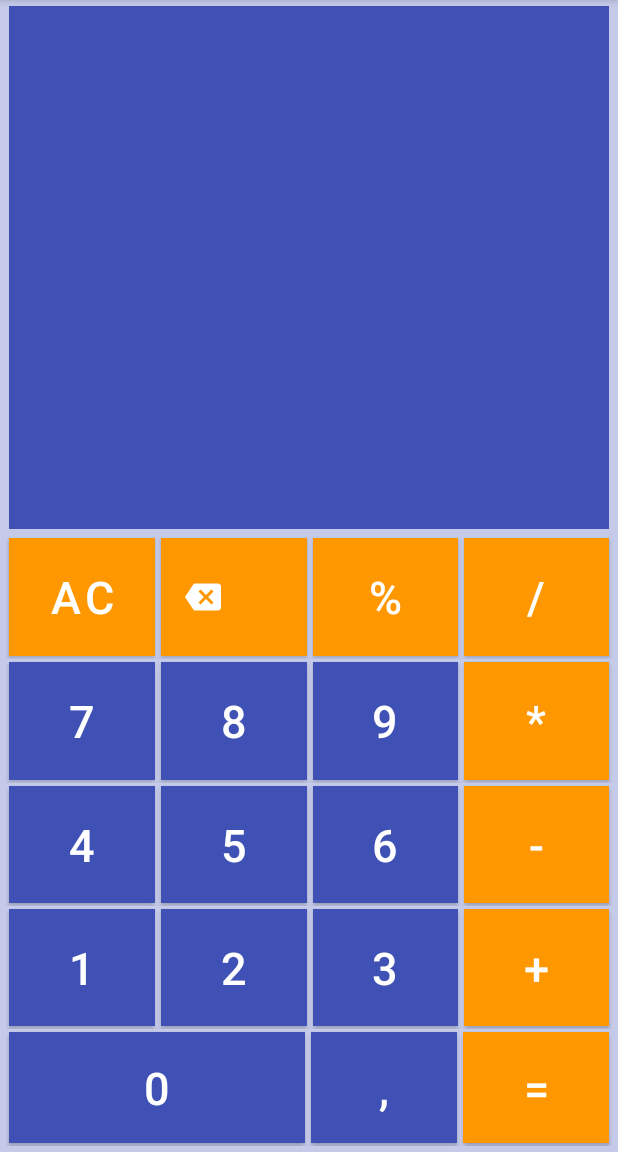
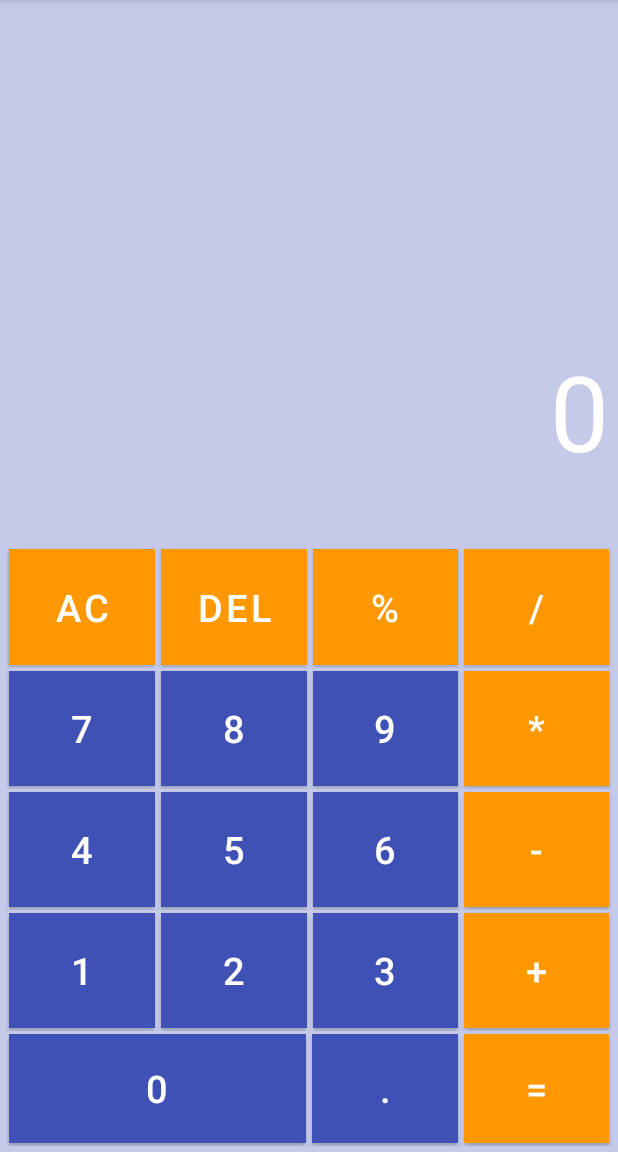
Before and after one commit to IvannikovSergey/Culculator, an Android app: the screen it shows after launch (MainActivity), on a phone screen of 412 x 824 dp, the part 84-1236 px from its top. Run offline under Robolectric (Android 15) with nearby library versions, the phone set to English and light mode, and no system bars.

Commit message:
HomeWork4

```diff
--- a/app/src/main/java/com/example/calculator/MainActivity.java
+++ b/app/src/main/java/com/example/calculator/MainActivity.java
@@ -47,7 +47,7 @@ public class MainActivity extends AppCompatActivity {
         buttonBackspace = findViewById(R.id.buttonBackspace);
         buttonPersent = findViewById(R.id.buttonPersent);
         buttonClear = findViewById(R.id.buttonClear);
-        textViewShowResult = findViewById(R.id.textViewResult);
+        textViewShowResult = findViewById(R.id.textViewHistory);
 
     }
 
--- a/app/src/main/res/drawable/ic_baseline_backspace_24.xml
+++ /dev/null
@@ -1,10 +0,0 @@
-<vector xmlns:android="http://schemas.android.com/apk/res/android"
-    android:width="24dp"
-    android:height="24dp"
-    android:viewportWidth="24"
-    android:viewportHeight="24"
-    android:tint="?attr/colorControlNormal">
-  <path
-      android:fillColor="@android:color/white"
-      android:pathData="M22,3L7,3c-0.69,0 -1.23,0.35 -1.59,0.88L0,12l5.41,8.11c0.36,0.53 0.9,0.89 1.59,0.89h15c1.1,0 2,-0.9 2,-2L24,5c0,-1.1 -0.9,-2 -2,-2zM19,15.59L17.59,17 14,13.41 10.41,17 9,15.59 12.59,12 9,8.41 10.41,7 14,10.59 17.59,7 19,8.41 15.41,12 19,15.59z"/>
-</vector>
--- a/app/src/main/res/layout-land/activity_main.xml
+++ b/app/src/main/res/layout-land/activity_main.xml
@@ -16,30 +16,30 @@
         app:layout_constraintBottom_toBottomOf="parent"
         app:layout_constraintEnd_toEndOf="parent"
         app:layout_constraintStart_toStartOf="parent"
-        app:layout_constraintTop_toTopOf="parent">
+        app:layout_constraintTop_toTopOf="parent" />
 
-        <androidx.constraintlayout.widget.ConstraintLayout
+    <LinearLayout
+        android:layout_width="match_parent"
+        android:layout_height="match_parent"
+        android:orientation="vertical">
+
+        <TextView
+            android:id="@+id/textViewHistory"
+            style="@style/MyTextViewStyle"
             android:layout_width="match_parent"
-            android:layout_height="match_parent"
-            android:layout_marginStart="@dimen/layout_margin_Start"
+            android:layout_height="wrap_content"
             android:layout_marginTop="@dimen/layout_margin_top"
-            android:layout_marginEnd="@dimen/layout_margin_End"
-            android:layout_marginBottom="@dimen/layout_margin_bottom"
-            android:layout_weight="0.8"
-            android:background="@color/white"
-            android:backgroundTint="@color/color_primary_light">
+            android:background="@color/color_primary_light"
+            android:textSize="@dimen/text_size_land" />
 
-            <TextView
-                android:id="@+id/textViewResult"
-                style="@style/MyTextViewStyle"
-                android:layout_width="0dp"
-                android:layout_height="wrap_content"
-                android:background="@color/color_primary"
-                android:gravity="center"
-                app:layout_constraintEnd_toEndOf="parent"
-                app:layout_constraintStart_toStartOf="parent"
-                app:layout_constraintTop_toTopOf="parent" />
-        </androidx.constraintlayout.widget.ConstraintLayout>
+        <TextView
+            android:id="@+id/textViewResult"
+            style="@style/MyTextViewStyle"
+            android:layout_width="match_parent"
+            android:layout_height="wrap_content"
+            android:background="@color/color_primary_light"
+            android:text="@string/begin_result"
+            android:textSize="@dimen/text_size_land" />
 
         <LinearLayout
             style="@style/MyLinearLayoutStyle"
@@ -58,7 +58,7 @@
                 style="@style/MyButtons"
                 android:layout_weight="1"
                 android:backgroundTint="@color/color_accent"
-                app:icon="@drawable/ic_baseline_backspace_24"
+                android:text="@string/delete"
                 app:iconTint="@color/white" />
 
             <Button
@@ -85,7 +85,7 @@
                 style="@style/MyButtons"
                 android:layout_weight="1"
                 android:text="@string/button_7"
-                tools:ignore="NestedWeights"  />
+                tools:ignore="NestedWeights" />
 
             <Button
                 android:id="@+id/buttonEight"
@@ -97,7 +97,7 @@
                 android:id="@+id/buttonNine"
                 style="@style/MyButtons"
                 android:layout_weight="1"
-                android:text="@string/button_9"  />
+                android:text="@string/button_9" />
 
             <Button
                 android:id="@+id/buttonMultp"
@@ -135,7 +135,7 @@
                 style="@style/MyButtons"
                 android:layout_weight="1"
                 android:backgroundTint="@color/color_accent"
-                android:text="@string/buttonMinus"/>
+                android:text="@string/buttonMinus" />
         </LinearLayout>
 
         <LinearLayout
@@ -159,7 +159,7 @@
                 android:id="@+id/buttonThree"
                 style="@style/MyButtons"
                 android:layout_weight="1"
-                android:text="@string/button_3"  />
+                android:text="@string/button_3" />
 
             <Button
                 android:id="@+id/buttonPlus"
@@ -176,7 +176,7 @@
             <Button
                 android:id="@+id/buttonZero"
                 style="@style/MyButtons"
-                android:layout_weight="1.34"
+                android:layout_weight="1.335"
                 android:text="@string/button_0"
                 tools:ignore="NestedWeights" />
 
@@ -191,7 +191,7 @@
                 style="@style/MyButtons"
                 android:layout_weight="2"
                 android:backgroundTint="@color/color_accent"
-                android:text="@string/buttonEqual"  />
+                android:text="@string/buttonEqual" />
         </LinearLayout>
 
     </LinearLayout>
--- a/app/src/main/res/layout/activity_main.xml
+++ b/app/src/main/res/layout/activity_main.xml
@@ -1,45 +1,30 @@
 <?xml version="1.0" encoding="utf-8"?>
-<androidx.constraintlayout.widget.ConstraintLayout xmlns:android="http://schemas.android.com/apk/res/android"
+<LinearLayout xmlns:android="http://schemas.android.com/apk/res/android"
     xmlns:app="http://schemas.android.com/apk/res-auto"
     xmlns:tools="http://schemas.android.com/tools"
     android:layout_width="match_parent"
     android:layout_height="match_parent"
     android:background="@color/color_primary_light"
-    android:backgroundTint="@color/color_primary_light"
+    android:orientation="vertical"
     tools:context=".MainActivity">
 
-    <LinearLayout
-        android:id="@+id/linearLayout"
+    <TextView
+        android:id="@+id/textViewHistory"
+        style="@style/MyTextViewStyle"
         android:layout_width="match_parent"
-        android:layout_height="match_parent"
-        android:orientation="vertical"
-        app:layout_constraintBottom_toBottomOf="parent"
-        app:layout_constraintEnd_toEndOf="parent"
-        app:layout_constraintStart_toStartOf="parent"
-        app:layout_constraintTop_toTopOf="parent">
-
-        <androidx.constraintlayout.widget.ConstraintLayout
-            android:layout_width="match_parent"
-            android:layout_height="match_parent"
-            android:layout_marginStart="@dimen/layout_margin_Start"
-            android:layout_marginTop="@dimen/constr_layout_margin_Top"
-            android:layout_marginEnd="@dimen/layout_margin_End"
-            android:layout_marginBottom="@dimen/constr_layout_margin_Bottom"
-            android:layout_weight="0.6"
-            android:background="@color/white"
-            android:backgroundTint="@color/color_primary_light">
+        android:layout_height="@dimen/layout_height"
+        android:layout_marginTop="@dimen/layout_margin_top"
+        android:background="@color/color_primary_light"
+        android:textSize="@dimen/text_size_portret" />
 
     <TextView
         android:id="@+id/textViewResult"
         style="@style/MyTextViewStyle"
         android:layout_width="match_parent"
-                android:layout_height="match_parent"
-                android:background="@color/color_primary"
-                app:layout_constraintBottom_toBottomOf="parent"
-                app:layout_constraintEnd_toEndOf="parent"
-                app:layout_constraintStart_toStartOf="parent"
-                app:layout_constraintTop_toTopOf="parent" />
-        </androidx.constraintlayout.widget.ConstraintLayout>
+        android:layout_height="@dimen/layout_height"
+        android:background="@color/color_primary_light"
+        android:text="@string/begin_result"
+        android:textSize="@dimen/text_size_portret" />
 
     <LinearLayout
         style="@style/MyLinearLayoutStyle"
@@ -58,7 +43,7 @@
             style="@style/MyButtons"
             android:layout_weight="1"
             android:backgroundTint="@color/color_accent"
-                app:icon="@drawable/ic_baseline_backspace_24"
+            android:text="@string/delete"
             app:iconTint="@color/white" />
 
         <Button
@@ -177,7 +162,7 @@
         <Button
             android:id="@+id/buttonZero"
             style="@style/MyButtons"
-                android:layout_weight="1.34"
+            android:layout_weight="1.335"
             android:text="@string/button_0"
             tools:ignore="NestedWeights" />
 
@@ -196,5 +181,3 @@
     </LinearLayout>
 
 </LinearLayout>
-
-</androidx.constraintlayout.widget.ConstraintLayout>
--- /dev/null
+++ b/app/src/main/res/values-night/strings.xml
@@ -0,0 +1,4 @@
+<?xml version="1.0" encoding="utf-8"?>
+<resources>
+    <string name="begin_result">0</string>
+</resources>
--- a/app/src/main/res/values/dimen.xml
+++ b/app/src/main/res/values/dimen.xml
@@ -1,17 +1,15 @@
 <?xml version="1.0" encoding="utf-8"?>
 <resources>
-    <dimen name="text_size">70sp</dimen>
-    <dimen name="text_size_buttons">30sp</dimen>
-    <dimen name="evelation">6dp</dimen>
-    <dimen name="trans_z">6dp</dimen>
+    <dimen name="text_size_portret">70sp</dimen>
+    <dimen name="text_size_land">30sp</dimen>
+    <dimen name="text_size_buttons">25sp</dimen>
 
     <dimen name="layout_margin_Start">4dp</dimen>
-    <dimen name="constr_layout_margin_Top">4dp</dimen>
     <dimen name="layout_margin_End">4dp</dimen>
-    <dimen name="constr_layout_margin_Bottom">4dp</dimen>
-
     <dimen name="layout_margin_bottom">4dp</dimen>
     <dimen name="layout_margin_top">4dp</dimen>
+
+    <dimen name="layout_height">180dp</dimen>
 
     <dimen name="corner_radius_buttons">0dp</dimen>
     <dimen name="button_insert_Top">0dp</dimen>
--- a/app/src/main/res/values/strings.xml
+++ b/app/src/main/res/values/strings.xml
@@ -17,6 +17,8 @@
     <string name="button_3">3</string>
     <string name="buttonPlus">+</string>
     <string name="button_0">0</string>
-    <string name="buttonDecimal">,</string>
+    <string name="buttonDecimal">.</string>
     <string name="buttonEqual">=</string>
+    <string name="delete">DEL</string>
+    <string name="begin_result">0</string>
 </resources>
--- a/app/src/main/res/values/themes.xml
+++ b/app/src/main/res/values/themes.xml
@@ -38,10 +38,9 @@
     </style>
 
     <style name="MyTextViewStyle">
-        <item name="android:layout_marginStart">2dp</item>
-        <item name="android:layout_marginEnd">2dp</item>
+        <item name="android:layout_marginStart">6dp</item>
+        <item name="android:layout_marginEnd">6dp</item>
         <item name="android:textColor">@color/white</item>
-        <item name="android:textSize">@dimen/text_size</item>
         <item name="android:gravity">center|end</item>
     </style>
 
```
Lines whose indentation alone changed are shown as unchanged.
